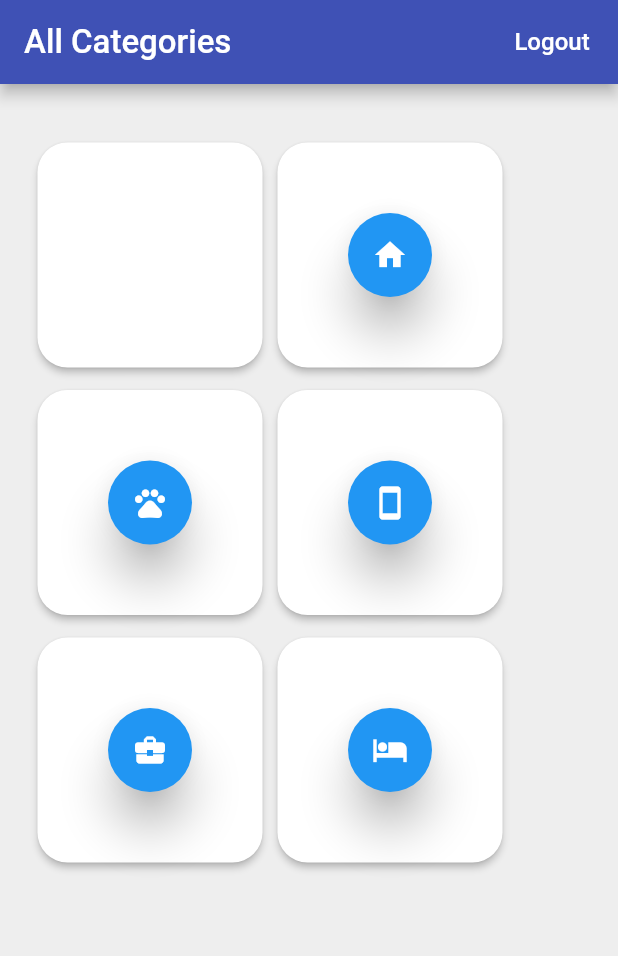
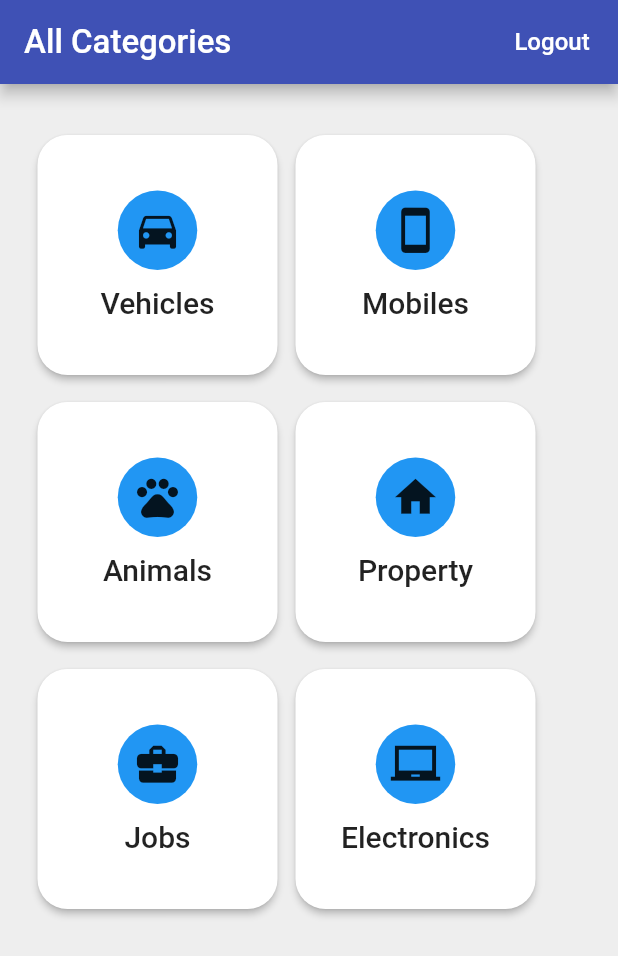
Before and after one commit to hubba-bit/capstone_project, a Flutter app: the screen it shows after launch, on a phone screen of 412 x 824 dp. Shown: the top 956 px of the screen. Run offline on Flutter 3.47's test engine with Material 2 defaults, Android fonts, the phone set to English and light mode, and no system bars; our stand-ins replace firebase_auth, google_sign_in; accounts and stored records are empty.

Commit message:
uploading files

```diff
--- a/lib/customRaisedBtn.dart
+++ b/lib/customRaisedBtn.dart
@@ -10,7 +10,8 @@ class customRaisedBtn extends StatelessWidget {
   @override
   Widget build(BuildContext context) {
     return SizedBox(
-      height: 50.0,
+      height: 160.0,
+      width: 160.0,
       child:  RaisedButton(
           child: child,
           onPressed: onPressed,
--- a/lib/home_page.dart
+++ b/lib/home_page.dart
@@ -1,4 +1,6 @@
 
+
+import 'package:bechdoapp/login_page.dart';
 import 'package:flutter/cupertino.dart';
 import 'package:flutter/material.dart';
 import 'package:flutter/painting.dart';
@@ -6,7 +8,8 @@ import 'Auth.dart';
 import 'customRaisedBtn.dart';
 
 class HomePage extends StatelessWidget {
-  HomePage({@required this.auth});
+  final context;
+  HomePage({@required this.auth, this.context,});
   final AuthBase auth;
   Future<void> _signOut() async {
     try {
@@ -55,299 +58,296 @@ class HomePage extends StatelessWidget {
 
   Widget _homePageContent() {
     return Container(
+      /*decoration: BoxDecoration(
+        color: Colors.grey,
+        borderRadius: BorderRadius.only(
+            topLeft: Radius.circular(10),
+            topRight: Radius.circular(10),
+            bottomLeft: Radius.circular(10),
+            bottomRight: Radius.circular(10)
+        ),
+        boxShadow: [
+          BoxShadow(
+            color: Colors.black.withOpacity(0.5),
+            spreadRadius: 5,
+            blurRadius: 7,
+            offset: Offset(0, 3), // changes position of shadow
+          ),
+        ],
+      ),*/
       padding: EdgeInsets.all(25.0),
       child: Column(
         children: <Widget>[
           SizedBox(
-            height: 14.0,
+            height: 9.0,
           ),
-          Row(children: <Widget>[
-            SizedBox(
-              width: 150.0,
-              height: 150.0,
-              child: customRaisedBtn(
-                child: Row(
+          Row(
+            children: <Widget>[
+              customRaisedBtn(
+                child: Center(
+                  child: Column(
                     mainAxisAlignment: MainAxisAlignment.center,
                     children: <Widget>[
+                      FlatButton(
+                        onPressed:(){
 
+                        },
 
-/*ClipOval(
-  child: Material(
-    color:Colors.orange,
-    child: InkWell(
-      splashColor: Colors.green,
-      onTap:(){},
+                        color: Colors.blue,
+                        padding: EdgeInsets.all(10.0),
+                        shape: CircleBorder(),
                         child: Column(
-        mainAxisAlignment: MainAxisAlignment.center,
-
+                          // Rep
+                          // lace with a Row for horizontal icon + text
                           children: <Widget>[
-         Icon(Icons.call),
-         Text("Call"),
+                            Icon(
+                              Icons.directions_car,
+                              size: 33.0,
+                            ),
                           ],
                         ),
                       ),
+                      SizedBox(
+                        height: 10.0,
                       ),
-),*/
+                      Text(
+                        'Vehicles',
+                        style: TextStyle(
+                          fontStyle: FontStyle.normal,
+                          fontSize: 20.0,
+                        ),
+                      ),
+                    ],
+                  ),
+                ),
+                color: Colors.white,
+                onPressed: () {
+                  navigateToSubPage(context);
 
-                  /*  MaterialButton(
-                      onPressed:(){
                 },
+                borderRadius: 20.0,
+              ),
+              SizedBox(
+                width: 12.0,
+              ),
+              customRaisedBtn(
+
+                child: Center(
+                  child: Column(
+                    mainAxisAlignment: MainAxisAlignment.center,
+                    children: <Widget>[
+                      FlatButton(
+                        onPressed: () => {},
                         color: Colors.blue,
-                      textColor: Colors.white,
-                      child: Icon(
-                        Icons.directions_car,
-                        size: 24,
-
+                        padding: EdgeInsets.all(10.0),
+                        shape: CircleBorder(),
+                        child: Column(
+                          // Rep
+                          // lace with a Row for horizontal icon + text
+                          children: <Widget>[
+                            Icon(
+                              Icons.smartphone,
+                              size: 33.0,
                             ),
-                      elevation: 13.0,
-                      padding: EdgeInsets.all(16),
-                      shape: CircleBorder(),
-
-                    ),*/
-
-                    /*  Center(
-                      child: Text(
-                        "Hello World",
-
+                          ],
                         ),
-                    ),*/
-
-/*Opacity(
-                      opacity: 0.0,
-                      child: Image.asset('images/google-logo.png'),
-                    ),*/
-/*
+                      ),
                       SizedBox(
-  width: 6.0,
-  height:1.0,
+                        height: 10.0,
                       ),
-Stack(children: <Widget>[
-  Align(
-    alignment: Alignment(-0.90,0.5),
-    child: Text('Vehicles'),
+                      Text(
+                        'Mobiles',
+                        style: TextStyle(
+                          fontStyle: FontStyle.normal,
+                          fontSize: 20.0,
                         ),
-],)
-*/
+                      ),
                     ],
+                  ),
                 ),
                 color: Colors.white,
                 onPressed: () {},
                 borderRadius: 20.0,
               ),
+            ],
           ),
           SizedBox(
-              width: 10.0,
+            height: 18.0,
+          ),
+          Row(
+            children: <Widget>[
+              customRaisedBtn(
+                child: Center(
+                  child: Column(
+                    mainAxisAlignment: MainAxisAlignment.center,
+                    children: <Widget>[
+                      FlatButton(
+                        onPressed: () => {},
+                        color: Colors.blue,
+                        padding: EdgeInsets.all(10.0),
+                        shape: CircleBorder(),
+                        child: Column(
+                          // Rep
+                          // lace with a Row for horizontal icon + text
+                          children: <Widget>[
+                            Icon(
+                              Icons.pets,
+                              size: 33.0,
+                            ),
+                          ],
+                        ),
                       ),
                       SizedBox(
-              width: 150.0,
-              height: 150.0,
-              child: customRaisedBtn(
-                child: Row(
-                  mainAxisAlignment: MainAxisAlignment.center,
-                  children: <Widget>[
-                    MaterialButton(
-                      onPressed: () {},
-                      color: Colors.blue,
-                      textColor: Colors.white,
-                      child: Icon(
-                        Icons.home,
-                        size: 24,
-                      ),
-                      elevation: 13.0,
-                      padding: EdgeInsets.all(16),
-                      shape: CircleBorder(),
+                        height: 10.0,
                       ),
                       Text(
-                      '',
+                        'Animals',
                         style: TextStyle(
-                        //                    color: Colors.black,
-                        fontSize: 16.5,
+                          fontStyle: FontStyle.normal,
+                          fontSize: 20.0,
                         ),
                       ),
-                    /* Opacity(
-                      opacity: 0.0,
-                      child: Image.asset('images/google-logo.png'),
-                    ),*/
                     ],
+                  ),
                 ),
                 color: Colors.white,
                 onPressed: () {},
                 borderRadius: 20.0,
               ),
+              SizedBox(
+                width: 12.0,
               ),
-          ]),
-          SizedBox(
-            height: 15.0,
-          ),
-          Row(
-            children: <Widget>[
-              SizedBox(
-                width: 150.0,
-                height: 150.0,
-                child: customRaisedBtn(
-                  child: Row(
+              customRaisedBtn(
+                child: Center(
+                  child: Column(
                     mainAxisAlignment: MainAxisAlignment.center,
                     children: <Widget>[
-                      MaterialButton(
-                        onPressed: () {},
+                      FlatButton(
+                        onPressed: () => {},
                         color: Colors.blue,
-                        textColor: Colors.white,
-                        child: Icon(
-                          Icons.pets,
-                          size: 24,
+                        padding: EdgeInsets.all(10.0),
+                        shape: CircleBorder(),
+                        child: Column(
+                          // Rep
+                          // lace with a Row for horizontal icon + text
+                          children: <Widget>[
+                            Icon(
+                              Icons.home,
+                              size: 33.0,
                             ),
-                        padding: EdgeInsets.all(16),
-                        shape: CircleBorder(),
-                        elevation: 13.0,
+                          ],
+                        ),
+                      ),
+                      SizedBox(
+                        height: 10.0,
                       ),
                       Text(
-                        '',
+                        'Property',
                         style: TextStyle(
-                          //                    color: Colors.black,
-                          fontSize: 16.5,
+                          fontStyle: FontStyle.normal,
+                          fontSize: 20.0,
                         ),
                       ),
-                      /*Opacity(
-                        opacity: 0.0,
-                        child: Image.asset('images/google-logo.png'),
-                      ),*/
                     ],
+                  ),
                 ),
                 color: Colors.white,
                 onPressed: () {},
                 borderRadius: 20.0,
               ),
+            ],
           ),
           SizedBox(
-                width: 10.0,
+            height: 18.0,
+          ),
+          Row(
+            children: <Widget>[
+              customRaisedBtn(
+                child: Center(
+                  child: Column(
+                    mainAxisAlignment: MainAxisAlignment.center,
+                    children: <Widget>[
+                      FlatButton(
+                        onPressed: () => {},
+                        color: Colors.blue,
+                        padding: EdgeInsets.all(10.0),
+                        shape: CircleBorder(),
+                        child: Column(
+                          // Rep
+                          // lace with a Row for horizontal icon + text
+                          children: <Widget>[
+                            Icon(
+                              Icons.business_center,
+                              size: 33.0,
+                            ),
+                          ],
+                        ),
                       ),
                       SizedBox(
-                width: 150.0,
-                height: 150.0,
-                child: customRaisedBtn(
-                  child: Row(
-                    mainAxisAlignment: MainAxisAlignment.center,
-                    children: <Widget>[
-                      MaterialButton(
-                        onPressed: () {},
-                        color: Colors.blue,
-                        textColor: Colors.white,
-                        child: Icon(
-                          Icons.smartphone,
-                          size: 24,
-                        ),
-                        padding: EdgeInsets.all(16),
-                        shape: CircleBorder(),
-                        elevation: 13.0,
+                        height: 10.0,
                       ),
                       Text(
-                        '',
+                        'Jobs',
                         style: TextStyle(
-                          //                    color: Colors.black,
-                          fontSize: 16.5,
+                          fontStyle: FontStyle.normal,
+                          fontSize: 20.0,
                         ),
                       ),
-                      /*  Opacity(
-                opacity: 0.0,
-                child: Image.asset('images/google-logo.png'),
-              ),*/
                     ],
+                  ),
                 ),
                 color: Colors.white,
                 onPressed: () {},
                 borderRadius: 20.0,
               ),
+              SizedBox(
+                width: 12.0,
+              ),
+              customRaisedBtn(
+                child: Center(
+                  child: Column(
+                    mainAxisAlignment: MainAxisAlignment.center,
+                    children: <Widget>[
+                      FlatButton(
+                        onPressed: () => {},
+                        color: Colors.blue,
+                        padding: EdgeInsets.all(10.0),
+                        shape: CircleBorder(),
+                        child: Column(
+                          // Rep
+                          // lace with a Row for horizontal icon + text
+                          children: <Widget>[
+                            Icon(
+                              Icons.laptop_chromebook,
+                              size: 33.0,
                             ),
                           ],
                         ),
+                      ),
                       SizedBox(
-            height: 15.0,
-          ),
-          Row(
-            children: <Widget>[
-              SizedBox(
-                width: 150.0,
-                height: 150.0,
-                child: customRaisedBtn(
-                  child: Row(
-                    mainAxisAlignment: MainAxisAlignment.center,
-                    children: <Widget>[
-                      MaterialButton(
-                        onPressed: () {},
-                        color: Colors.blue,
-                        textColor: Colors.white,
-                        child: Icon(
-                          Icons.business_center,
-                          size: 24,
-                        ),
-                        padding: EdgeInsets.all(16),
-                        shape: CircleBorder(),
-                        elevation: 13.0,
+                        height: 10.0,
                       ),
                       Text(
-                        '',
+                        'Electronics',
                         style: TextStyle(
-                          //                    color: Colors.black,
-                          fontSize: 16.5,
+                          fontStyle: FontStyle.normal,
+                          fontSize: 20.0,
                         ),
                       ),
-                      /* Opacity(
-                        opacity: 0.0,
-                        child: Image.asset('images/google-logo.png'),
-                      ),*/
                     ],
+                  ),
                 ),
                 color: Colors.white,
                 onPressed: () {},
                 borderRadius: 20.0,
-                ),
-              ),
-              SizedBox(
-                width: 10.0,
-              ),
-              SizedBox(
-                width: 150.0,
-                height: 150.0,
-                child: customRaisedBtn(
-                  child: Row(
-                    mainAxisAlignment: MainAxisAlignment.center,
-                    children: <Widget>[
-                      MaterialButton(
-                        onPressed: () {},
-                        color: Colors.blue,
-                        textColor: Colors.white,
-                        child: Icon(
-                          Icons.hotel,
-                          size: 24,
-                        ),
-                        elevation: 13.0,
-                        padding: EdgeInsets.all(16),
-                        shape: CircleBorder(),
-                      ),
-                      Text(
-                        '',
-                        style: TextStyle(
-                          //                    color: Colors.black,
-                          fontSize: 16.5,
-                        ),
-                      ),
-                      /*  Opacity(
-                opacity: 0.0,
-                child: Image.asset('images/google-logo.png'),
-              ),*/
-                    ],
-                  ),
-                  color: Colors.white,
-                  onPressed: () {},
-                  borderRadius: 20.0,
-                ),
               ),
             ],
           ),
         ],
       ),
     );
-
   }
-
 }
+Future navigateToSubPage(context) async {
+  Navigator.push(context, MaterialPageRoute(builder: (context) => LoginPage()));
+}
--- a/lib/listView.dart
+++ b/lib/listView.dart
@@ -1,11 +1,12 @@
+/*
 import 'package:flutter/material.dart';
 
-class _myListView extends StatefulWidget {
+class ListView extends StatefulWidget {
   @override
-  __myListViewState createState() => __myListViewState();
+  ListViewState createState() => ListViewState();
 }
 
-class __myListViewState extends State<_myListView> {
+class myListViewState extends State<myListView> {
   @override
   Widget build(BuildContext context) {
     return ListView(
@@ -33,3 +34,4 @@ class __myListViewState extends State<_myListView> {
     );
   }
 }
+*/
--- a/lib/login_page.dart
+++ b/lib/login_page.dart
@@ -198,26 +198,7 @@ class LoginPage extends StatelessWidget {
           SizedBox(
             height: 35.0,
           ),
-          /*  Text(
-            'If you continue , you are accepting',
-            textAlign: TextAlign.center,
-            style: TextStyle(
-              fontSize: 12.0,
-              color: Colors.black,
-              fontFamily: ('Raleway'),
 
-            ),
-          ),
-          Text(
-            'OLX Terms and Condition and Privacy Policy',
-            textAlign: TextAlign.center,
-            style: TextStyle(
-              fontSize: 12.0,
-              color: Colors.black,
-              fontFamily: ('Raleway'),
-              decoration: TextDecoration.underline,
-            ),
-          ),*/
         ],
       ),
     );
```
Lines whose indentation alone changed are shown as unchanged.
